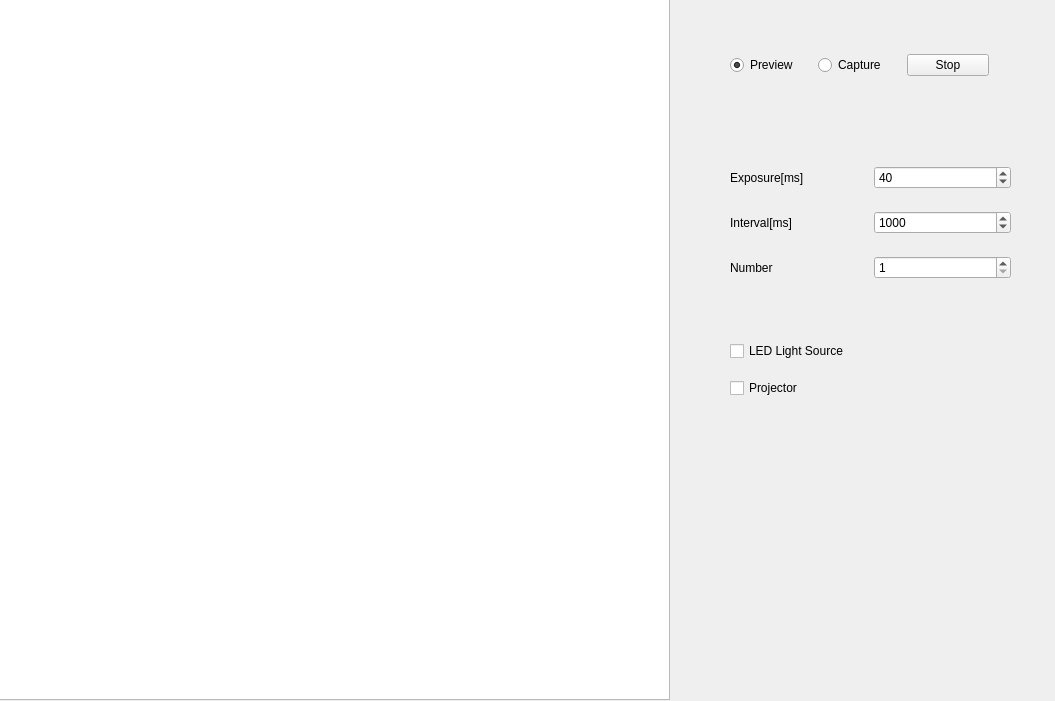
Before: the Qt Designer form homeui.ui in JiangXL/ColorMapping, drawn with Qt 5.
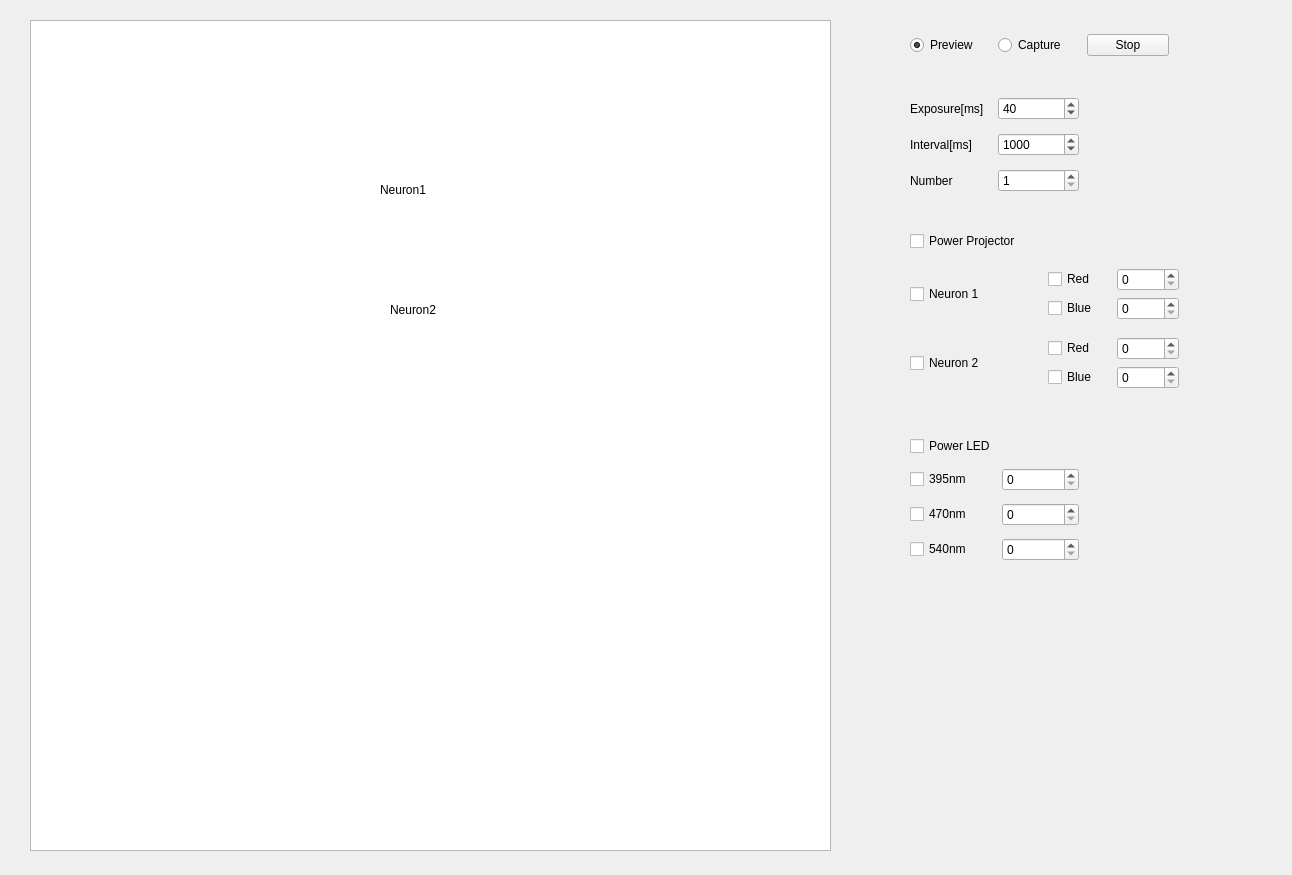
After: the same form once the commit is applied. Icons and pictures are not drawn.

```diff
--- a/homeui.ui
+++ b/homeui.ui
@@ -6,10 +6,13 @@
    <rect>
     <x>0</x>
     <y>0</y>
-    <width>1055</width>
-    <height>701</height>
+    <width>1292</width>
+    <height>875</height>
    </rect>
   </property>
+  <property name="acceptDrops">
+   <bool>true</bool>
+  </property>
   <property name="windowTitle">
    <string>MainWindow</string>
   </property>
@@ -30,20 +33,92 @@
    <widget class="QWidget" name="gridLayoutWidget">
     <property name="geometry">
      <rect>
-      <x>-1</x>
-      <y>-1</y>
-      <width>671</width>
-      <height>701</height>
+      <x>10</x>
+      <y>0</y>
+      <width>851</width>
+      <height>861</height>
      </rect>
     </property>
     <layout class="QGridLayout" name="gridLayout">
      <item row="0" column="0">
-      <widget class="QGraphicsView" name="graphicsView">
-       <property name="enabled">
+      <widget class="QWidget" name="page" native="true">
+       <widget class="QGraphicsView" name="graphicsView">
+        <property name="enabled">
+         <bool>true</bool>
+        </property>
+        <property name="geometry">
+         <rect>
+          <x>20</x>
+          <y>20</y>
+          <width>801</width>
+          <height>831</height>
+         </rect>
+        </property>
+        <property name="interactive">
+         <bool>true</bool>
+        </property>
+       </widget>
+       <widget class="QLabel" name="label_neuron1">
+        <property name="geometry">
+         <rect>
+          <x>370</x>
+          <y>180</y>
+          <width>62</width>
+          <height>20</height>
+         </rect>
+        </property>
+        <property name="text">
+         <string>Neuron1</string>
+        </property>
+       </widget>
+       <widget class="QLabel" name="label_neuron2">
+        <property name="geometry">
+         <rect>
+          <x>380</x>
+          <y>300</y>
+          <width>62</width>
+          <height>20</height>
+         </rect>
+        </property>
+        <property name="text">
+         <string>Neuron2</string>
+        </property>
+       </widget>
+      </widget>
+     </item>
+    </layout>
+   </widget>
+   <widget class="QWidget" name="horizontalLayoutWidget">
+    <property name="geometry">
+     <rect>
+      <x>910</x>
+      <y>30</y>
+      <width>259</width>
+      <height>30</height>
+     </rect>
+    </property>
+    <layout class="QHBoxLayout" name="horizontalLayout">
+     <item>
+      <widget class="QRadioButton" name="radioButton_pre">
+       <property name="text">
+        <string>Preview</string>
+       </property>
+       <property name="checked">
         <bool>true</bool>
        </property>
-       <property name="interactive">
-        <bool>false</bool>
+      </widget>
+     </item>
+     <item>
+      <widget class="QRadioButton" name="radioButton_capture">
+       <property name="text">
+        <string>Capture</string>
+       </property>
+      </widget>
+     </item>
+     <item>
+      <widget class="QPushButton" name="pushButton_stop">
+       <property name="text">
+        <string>Stop</string>
        </property>
       </widget>
      </item>
@@ -52,28 +127,28 @@
    <widget class="QWidget" name="gridLayoutWidget_2">
     <property name="geometry">
      <rect>
-      <x>730</x>
-      <y>150</y>
-      <width>281</width>
-      <height>146</height>
+      <x>910</x>
+      <y>90</y>
+      <width>169</width>
+      <height>110</height>
      </rect>
     </property>
     <layout class="QGridLayout" name="gridLayout_2">
-     <item row="4" column="0">
+     <item row="7" column="0">
       <widget class="QLabel" name="label_3">
        <property name="text">
         <string>Number</string>
        </property>
       </widget>
      </item>
-     <item row="2" column="0">
+     <item row="5" column="0">
       <widget class="QLabel" name="label_2">
        <property name="text">
         <string>Interval[ms]</string>
        </property>
       </widget>
      </item>
-     <item row="2" column="1">
+     <item row="5" column="1">
       <widget class="QSpinBox" name="spinBox_Interval">
        <property name="minimum">
         <number>0</number>
@@ -89,21 +164,21 @@
        </property>
       </widget>
      </item>
-     <item row="4" column="1">
+     <item row="7" column="1">
       <widget class="QSpinBox" name="spinBox_3">
        <property name="minimum">
         <number>1</number>
        </property>
       </widget>
      </item>
-     <item row="1" column="0">
+     <item row="4" column="0">
       <widget class="QLabel" name="label">
        <property name="text">
         <string>Exposure[ms]</string>
        </property>
       </widget>
      </item>
-     <item row="1" column="1">
+     <item row="4" column="1">
       <widget class="QSpinBox" name="spinBox_expo">
        <property name="minimum">
         <number>3</number>
@@ -121,68 +196,142 @@
      </item>
     </layout>
    </widget>
-   <widget class="QWidget" name="horizontalLayoutWidget">
-    <property name="geometry">
-     <rect>
-      <x>730</x>
-      <y>50</y>
-      <width>259</width>
-      <height>30</height>
-     </rect>
-    </property>
-    <layout class="QHBoxLayout" name="horizontalLayout">
-     <item>
-      <widget class="QRadioButton" name="radioButton_pre">
-       <property name="text">
-        <string>Preview</string>
-       </property>
-       <property name="checked">
-        <bool>true</bool>
-       </property>
-      </widget>
-     </item>
-     <item>
-      <widget class="QRadioButton" name="radioButton_capture">
-       <property name="text">
-        <string>Capture</string>
-       </property>
-      </widget>
-     </item>
-     <item>
-      <widget class="QPushButton" name="pushButton_stop">
-       <property name="text">
-        <string>Stop</string>
-       </property>
-      </widget>
-     </item>
-    </layout>
-   </widget>
    <widget class="QWidget" name="gridLayoutWidget_3">
     <property name="geometry">
      <rect>
-      <x>730</x>
-      <y>330</y>
-      <width>236</width>
-      <height>80</height>
+      <x>910</x>
+      <y>220</y>
+      <width>269</width>
+      <height>183</height>
      </rect>
     </property>
     <layout class="QGridLayout" name="gridLayout_3">
-     <item row="0" column="1">
-      <widget class="QCheckBox" name="checkBox_led">
+     <item row="1" column="0">
+      <widget class="QCheckBox" name="checkBox_neuron1">
        <property name="text">
-        <string>LED Light Source</string>
+        <string>Neuron 1</string>
        </property>
       </widget>
      </item>
+     <item row="2" column="1">
+      <layout class="QGridLayout" name="gridLayout_6">
+       <item row="2" column="0">
+        <widget class="QCheckBox" name="checkBox_2_blue">
+         <property name="text">
+          <string>Blue</string>
+         </property>
+        </widget>
+       </item>
+       <item row="2" column="1">
+        <widget class="QSpinBox" name="spinBox_2_blue"/>
+       </item>
+       <item row="1" column="0">
+        <widget class="QCheckBox" name="checkBox_2_red">
+         <property name="text">
+          <string>Red</string>
+         </property>
+        </widget>
+       </item>
+       <item row="1" column="1">
+        <widget class="QSpinBox" name="spinBox_2_red"/>
+       </item>
+      </layout>
+     </item>
      <item row="1" column="1">
+      <layout class="QGridLayout" name="gridLayout_5">
+       <item row="0" column="2">
+        <widget class="QSpinBox" name="spinBox_1_red"/>
+       </item>
+       <item row="0" column="1">
+        <widget class="QCheckBox" name="checkBox_1_red">
+         <property name="text">
+          <string>Red</string>
+         </property>
+        </widget>
+       </item>
+       <item row="1" column="2">
+        <widget class="QSpinBox" name="spinBox_1_blue"/>
+       </item>
+       <item row="1" column="1">
+        <widget class="QCheckBox" name="checkBox_1_blue">
+         <property name="text">
+          <string>Blue</string>
+         </property>
+        </widget>
+       </item>
+      </layout>
+     </item>
+     <item row="2" column="0">
+      <widget class="QCheckBox" name="checkBox_neoron2">
+       <property name="text">
+        <string>Neuron 2</string>
+       </property>
+      </widget>
+     </item>
+     <item row="0" column="0">
       <widget class="QCheckBox" name="checkBox_sti">
        <property name="text">
-        <string>Projector</string>
+        <string>Power Projector</string>
        </property>
       </widget>
      </item>
     </layout>
    </widget>
+   <widget class="QWidget" name="gridLayoutWidget_4">
+    <property name="geometry">
+     <rect>
+      <x>910</x>
+      <y>430</y>
+      <width>169</width>
+      <height>141</height>
+     </rect>
+    </property>
+    <layout class="QGridLayout" name="gridLayout_4">
+     <item row="0" column="0">
+      <widget class="QCheckBox" name="checkBox_sti_2">
+       <property name="text">
+        <string>Power LED</string>
+       </property>
+      </widget>
+     </item>
+     <item row="1" column="0">
+      <widget class="QCheckBox" name="checkBox">
+       <property name="text">
+        <string>395nm</string>
+       </property>
+      </widget>
+     </item>
+     <item row="1" column="1">
+      <widget class="QSpinBox" name="spinBox"/>
+     </item>
+     <item row="3" column="1">
+      <widget class="QSpinBox" name="spinBox_4"/>
+     </item>
+     <item row="2" column="0">
+      <widget class="QCheckBox" name="checkBox_2">
+       <property name="text">
+        <string>470nm</string>
+       </property>
+      </widget>
+     </item>
+     <item row="3" column="0">
+      <widget class="QCheckBox" name="checkBox_3">
+       <property name="text">
+        <string>540nm</string>
+       </property>
+      </widget>
+     </item>
+     <item row="2" column="1">
+      <widget class="QSpinBox" name="spinBox_2"/>
+     </item>
+    </layout>
+   </widget>
+   <zorder>gridLayoutWidget</zorder>
+   <zorder>horizontalLayoutWidget</zorder>
+   <zorder>gridLayoutWidget_3</zorder>
+   <zorder>gridLayoutWidget_2</zorder>
+   <zorder>gridLayoutWidget_3</zorder>
+   <zorder>gridLayoutWidget_4</zorder>
   </widget>
  </widget>
  <resources/>
```
